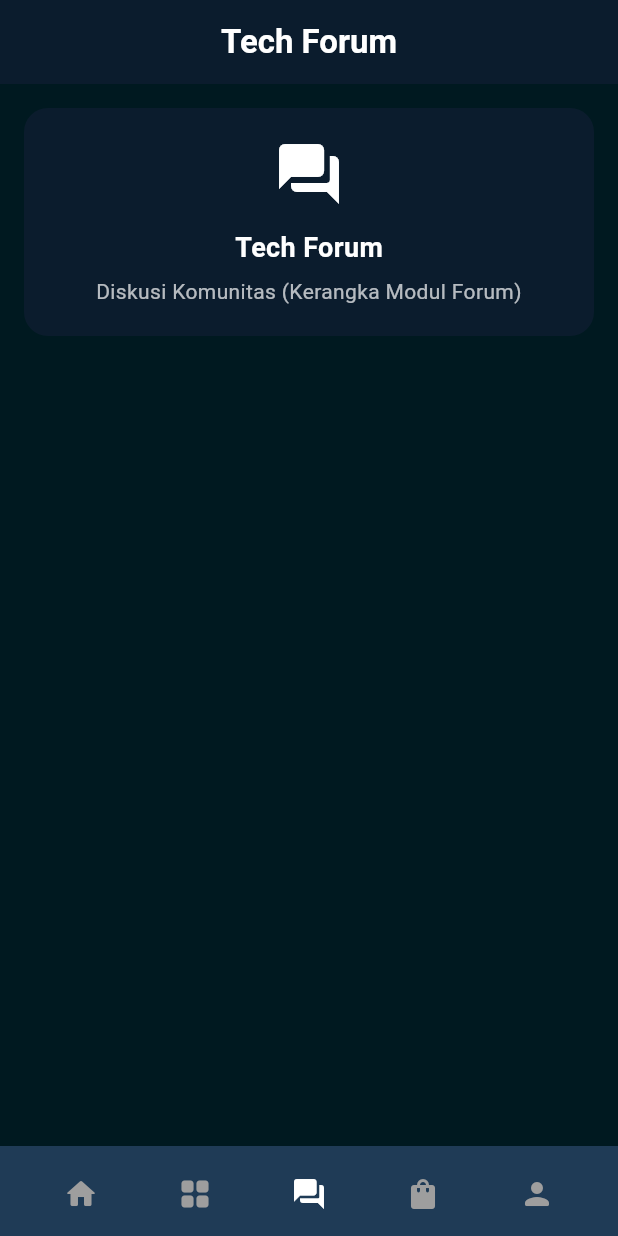
After one commit to PBP-Kelompok-2-D/TechMate_mobile, a Flutter app: the screen it shows after launch, item 2 of the bottom bar chosen, on a phone screen of 412 x 824 dp. The commit adds this screen. Run offline on Flutter 3.47's test engine with Material 3 defaults, Android fonts, the phone set to English and light mode, and no system bars.

Commit message:
Add ForumPage skeleton and connect BottomNav

```diff
--- /dev/null
+++ b/lib/routes/forum_page.dart
@@ -0,0 +1,70 @@
+import 'package:flutter/material.dart';
+import 'package:techmate_mobile/widgets/bottom_nav.dart';
+
+class ForumPage extends StatefulWidget {
+  const ForumPage({super.key});
+
+  @override
+  State<ForumPage> createState() => _ForumPageState();
+}
+
+class _ForumPageState extends State<ForumPage> {
+  @override
+  Widget build(BuildContext context) {
+    const darkCardColor = Color(0xFF0B1C2D);
+
+    return Scaffold(
+      appBar: AppBar(
+        title: const Text(
+          'Tech Forum',
+          style: TextStyle(
+            color: Colors.white,
+            fontWeight: FontWeight.bold,
+          ),
+        ),
+        backgroundColor: darkCardColor,
+        centerTitle: true,
+      ),
+      body: Padding(
+        padding: const EdgeInsets.all(16.0),
+        child: Column(
+          children: [
+            Container(
+              width: double.infinity,
+              padding: const EdgeInsets.all(20),
+              decoration: BoxDecoration(
+                color: darkCardColor,
+                borderRadius: BorderRadius.circular(16),
+              ),
+              child: const Column(
+                children: [
+                  Icon(
+                    Icons.forum_rounded,
+                    size: 48,
+                    color: Colors.white,
+                  ),
+                  SizedBox(height: 12),
+                  Text(
+                    'Tech Forum',
+                    style: TextStyle(
+                      color: Colors.white,
+                      fontSize: 18,
+                      fontWeight: FontWeight.bold,
+                    ),
+                  ),
+                  SizedBox(height: 6),
+                  Text(
+                    'Diskusi Komunitas (Kerangka Modul Forum)',
+                    textAlign: TextAlign.center,
+                    style: TextStyle(color: Colors.white70),
+                  ),
+                ],
+              ),
+            ),
+          ],
+        ),
+      ),
+      bottomNavigationBar: const BottomNav(currentIndex: 2),
+    );
+  }
+}
--- a/lib/widgets/bottom_nav.dart
+++ b/lib/widgets/bottom_nav.dart
@@ -1,5 +1,6 @@
 import 'package:flutter/material.dart';
 import 'package:techmate_mobile/routes/menu.dart';
+import 'package:techmate_mobile/routes/forum_page.dart';
 import 'package:techmate_mobile/routes/profile_page.dart';
 
 class BottomNav extends StatelessWidget {
@@ -40,10 +41,22 @@ class BottomNav extends StatelessWidget {
             onPressed: null,
           ),
 
-          // 3. Forum (Belum ada halaman -> tanpa navigasi)
-          const IconButton(
-            icon: Icon(Icons.forum_rounded, color: Colors.grey),
-            onPressed: null,
+          // 3. Forum
+          IconButton(
+            icon: Icon(
+              Icons.forum_rounded,
+              color: currentIndex == 2
+                  ? const Color.fromARGB(255, 255, 255, 255)
+                  : Colors.grey,
+            ),
+            onPressed: () {
+              if (currentIndex != 2) {
+                Navigator.pushReplacement(
+                  context,
+                  MaterialPageRoute(builder: (context) => const ForumPage()),
+                );
+              }
+            },
           ),
 
           // 4. Shop (Belum ada halaman -> tanpa navigasi)
```
